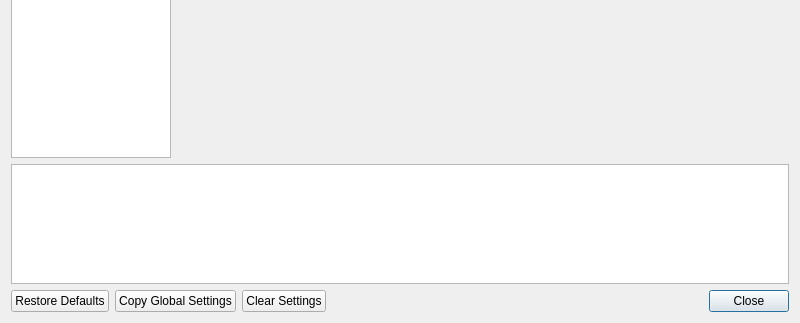
Above: pcsx2-qt/Settings/SettingsWindow.ui from PCSX2/pcsx2 before the change; both pictures show x 0 to 800 and y 177 to 500 of the 800 by 500 pixel window. Below: the same form after it.
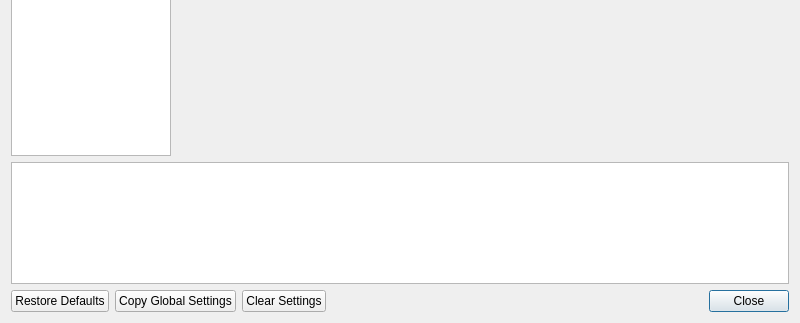
That is the form after the change. Icons and pictures are not drawn.

Commit message: UI: Fix dithering description + make it so 4 lines of description fits

The edit to the form file:
```diff
--- a/pcsx2-qt/Settings/SettingsWindow.ui
+++ b/pcsx2-qt/Settings/SettingsWindow.ui
@@ -68,13 +68,13 @@
      <property name="minimumSize">
       <size>
        <width>0</width>
-       <height>120</height>
+       <height>122</height>
       </size>
      </property>
      <property name="maximumSize">
       <size>
        <width>16777215</width>
-       <height>120</height>
+       <height>122</height>
       </size>
      </property>
      <property name="readOnly">
```
Left out of the diff: 10 changed lines with no effect on the pictures. The commit also changes 1 other file.
